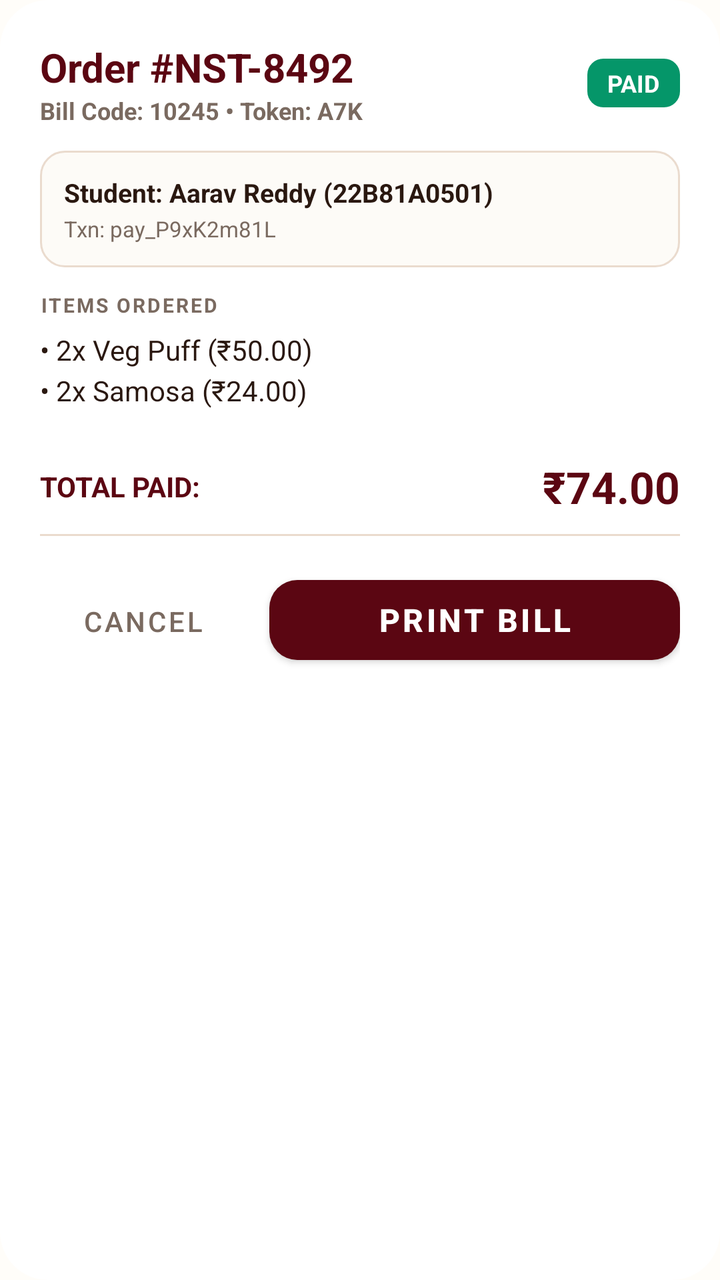
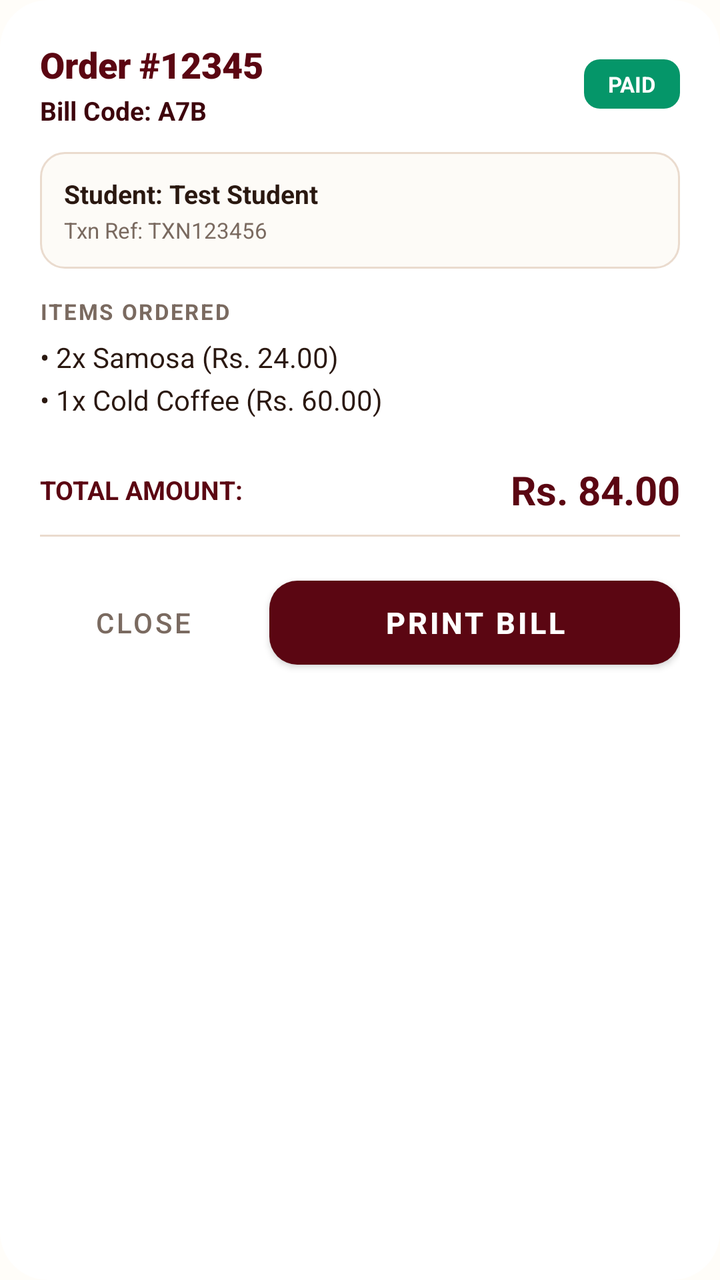

An Android layout rendered at two revisions. The XML below is the earlier revision; the diff shows what the commit changed to produce the second picture.
<!-- AndroidManifest.xml: application theme Theme.NestyPOS -->
<!-- res/layout/dialog_order_details.xml -->
<?xml version="1.0" encoding="utf-8"?>
<LinearLayout xmlns:android="http://schemas.android.com/apk/res/android"
    xmlns:app="http://schemas.android.com/apk/res-auto"
    android:layout_width="match_parent"
    android:layout_height="wrap_content"
    android:orientation="vertical"
    android:background="@drawable/bg_dialog_rounded"
    android:padding="20dp">

    
    <LinearLayout
        android:layout_width="match_parent"
        android:layout_height="wrap_content"
        android:orientation="horizontal"
        android:gravity="center_vertical"
        android:layout_marginBottom="12dp">

        <LinearLayout
            android:layout_width="0dp"
            android:layout_height="wrap_content"
            android:layout_weight="1"
            android:orientation="vertical">

            <TextView
                android:id="@+id/tvDialogOrderId"
                android:layout_width="wrap_content"
                android:layout_height="wrap_content"
                android:text="Order #NST-8492"
                android:textColor="@color/nesty_burgundy"
                android:textSize="20sp"
                android:textStyle="bold" />

            <TextView
                android:id="@+id/tvDialogBillCode"
                android:layout_width="wrap_content"
                android:layout_height="wrap_content"
                android:text="Bill Code: 10245 • Token: A7K"
                android:textColor="@color/nesty_text_secondary"
                android:textSize="12sp"
                android:textStyle="bold" />
        </LinearLayout>

        <TextView
            android:id="@+id/tvDialogPaymentBadge"
            android:layout_width="wrap_content"
            android:layout_height="wrap_content"
            android:text="PAID"
            android:textColor="@color/white"
            android:textStyle="bold"
            android:textSize="12sp"
            android:background="@drawable/bg_badge_paid"
            android:paddingStart="10dp"
            android:paddingEnd="10dp"
            android:paddingTop="4dp"
            android:paddingBottom="4dp" />
    </LinearLayout>

    
    <LinearLayout
        android:layout_width="match_parent"
        android:layout_height="wrap_content"
        android:orientation="vertical"
        android:background="@drawable/bg_card_cream"
        android:padding="12dp"
        android:layout_marginBottom="12dp">

        <TextView
            android:id="@+id/tvDialogStudentName"
            android:layout_width="wrap_content"
            android:layout_height="wrap_content"
            android:text="Student: Aarav Reddy (22B81A0501)"
            android:textColor="@color/nesty_text_primary"
            android:textSize="13sp"
            android:textStyle="bold" />

        <TextView
            android:id="@+id/tvDialogTxnId"
            android:layout_width="wrap_content"
            android:layout_height="wrap_content"
            android:text="Txn: pay_P9xK2m81L"
            android:textColor="@color/nesty_text_secondary"
            android:textSize="11sp"
            android:layout_marginTop="2dp" />
    </LinearLayout>

    
    <TextView
        android:layout_width="wrap_content"
        android:layout_height="wrap_content"
        android:text="ITEMS ORDERED"
        android:textColor="@color/nesty_text_secondary"
        android:textSize="10sp"
        android:textStyle="bold"
        android:letterSpacing="0.1"
        android:layout_marginBottom="6dp" />

    <TextView
        android:id="@+id/tvDialogItems"
        android:layout_width="match_parent"
        android:layout_height="wrap_content"
        android:text="• 2x Veg Puff (₹50.00)\n• 2x Samosa (₹24.00)"
        android:textColor="@color/nesty_text_primary"
        android:textSize="14sp"
        android:lineSpacingExtra="4dp"
        android:layout_marginBottom="14dp" />

    
    <LinearLayout
        android:layout_width="match_parent"
        android:layout_height="wrap_content"
        android:orientation="horizontal"
        android:gravity="center_vertical"
        android:paddingTop="10dp"
        android:paddingBottom="10dp"
        android:layout_marginBottom="16dp"
        android:background="@drawable/bg_divider_top">

        <TextView
            android:layout_width="0dp"
            android:layout_height="wrap_content"
            android:layout_weight="1"
            android:text="TOTAL PAID:"
            android:textColor="@color/nesty_burgundy"
            android:textSize="14sp"
            android:textStyle="bold" />

        <TextView
            android:id="@+id/tvDialogTotalAmount"
            android:layout_width="wrap_content"
            android:layout_height="wrap_content"
            android:text="₹74.00"
            android:textColor="@color/nesty_burgundy"
            android:textSize="22sp"
            android:textStyle="bold" />
    </LinearLayout>

    
    <LinearLayout
        android:layout_width="match_parent"
        android:layout_height="wrap_content"
        android:orientation="horizontal">

        <com.google.android.material.button.MaterialButton
            android:id="@+id/btnDialogCancel"
            android:layout_width="0dp"
            android:layout_height="52dp"
            android:layout_weight="1"
            android:text="Cancel"
            android:textColor="@color/nesty_text_secondary"
            style="@style/Widget.MaterialComponents.Button.TextButton"
            android:layout_marginEnd="6dp" />

        <com.google.android.material.button.MaterialButton
            android:id="@+id/btnDialogPrint"
            android:layout_width="0dp"
            android:layout_height="52dp"
            android:layout_weight="2"
            android:text="PRINT BILL"
            android:textColor="@color/white"
            android:textSize="16sp"
            android:textStyle="bold"
            app:backgroundTint="@color/nesty_burgundy"
            app:cornerRadius="14dp"
            android:layout_marginStart="6dp" />
    </LinearLayout>

</LinearLayout>
<!-- resources referenced by this layout -->
<resources>
  <color name="nesty_burgundy">#5B0612</color>
  <color name="nesty_text_primary">#2A1810</color>
  <color name="nesty_text_secondary">#7A6A60</color>
  <color name="white">#FFFFFF</color>
  <!-- drawable bg_badge_paid (drawable) -->
  <?xml version="1.0" encoding="utf-8"?>
  <shape xmlns:android="http://schemas.android.com/apk/res/android"
      android:shape="rectangle">
      <solid android:color="@color/nesty_success" />
      <corners android:radius="8dp" />
  </shape>
  <!-- drawable bg_card_cream (drawable) -->
  <?xml version="1.0" encoding="utf-8"?>
  <shape xmlns:android="http://schemas.android.com/apk/res/android"
      android:shape="rectangle">
      <solid android:color="@color/nesty_cream_surface" />
      <stroke android:width="1dp" android:color="@color/nesty_cream_border" />
      <corners android:radius="12dp" />
  </shape>
  <!-- drawable bg_dialog_rounded (drawable) -->
  <?xml version="1.0" encoding="utf-8"?>
  <shape xmlns:android="http://schemas.android.com/apk/res/android"
      android:shape="rectangle">
      <solid android:color="@color/white" />
      <corners android:radius="24dp" />
  </shape>
  <!-- drawable bg_divider_top (drawable) -->
  <?xml version="1.0" encoding="utf-8"?>
  <layer-list xmlns:android="http://schemas.android.com/apk/res/android">
      <item>
          <shape android:shape="rectangle">
              <solid android:color="@android:color/transparent" />
          </shape>
      </item>
      <item android:top="-2dp" android:left="-2dp" android:right="-2dp">
          <shape android:shape="rectangle">
              <stroke android:width="1dp" android:color="@color/nesty_cream_border" />
          </shape>
      </item>
  </layer-list>
  <style name="Theme.NestyPOS" parent="Theme.MaterialComponents.DayNight.NoActionBar">
          <item name="colorPrimary">@color/nesty_burgundy</item>
          <item name="colorPrimaryVariant">@color/nesty_burgundy_dark</item>
          <item name="colorOnPrimary">@color/white</item>
          <item name="colorSecondary">@color/nesty_gold</item>
          <item name="colorSecondaryVariant">@color/nesty_gold</item>
          <item name="colorOnSecondary">@color/nesty_burgundy_dark</item>
          <item name="android:statusBarColor">@color/nesty_burgundy_dark</item>
          <item name="android:windowBackground">@color/nesty_cream</item>
      </style>
  <color name="nesty_success">#059669</color>
  <color name="nesty_cream_surface">#FDFBF7</color>
  <color name="nesty_cream_border">#EADBCE</color>
  <color name="nesty_burgundy_dark">#3D040C</color>
  <color name="nesty_gold">#D4AF37</color>
  <color name="nesty_cream">#FFFDF9</color>
</resources>

<!-- the commit's change to res/layout/dialog_order_details.xml (unified diff, before → after) -->
@@ -3,6 +3,7 @@
     xmlns:app="http://schemas.android.com/apk/res-auto"
     android:layout_width="match_parent"
     android:layout_height="wrap_content"
+    android:minWidth="320dp"
     android:orientation="vertical"
     android:background="@drawable/bg_dialog_rounded"
     android:padding="20dp">
@@ -25,19 +26,21 @@
                 android:id="@+id/tvDialogOrderId"
                 android:layout_width="wrap_content"
                 android:layout_height="wrap_content"
-                android:text="Order #NST-8492"
+                android:text="Order #12345"
                 android:textColor="@color/nesty_burgundy"
-                android:textSize="20sp"
-                android:textStyle="bold" />
+                android:textSize="18sp"
+                android:textStyle="bold"
+                android:fontFamily="sans-serif-black" />
 
             <TextView
                 android:id="@+id/tvDialogBillCode"
                 android:layout_width="wrap_content"
                 android:layout_height="wrap_content"
-                android:text="Bill Code: 10245 • Token: A7K"
-                android:textColor="@color/nesty_text_secondary"
-                android:textSize="12sp"
-                android:textStyle="bold" />
+                android:text="Bill Code: A7B"
+                android:textColor="@color/nesty_burgundy_dark"
+                android:textSize="13sp"
+                android:textStyle="bold"
+                android:layout_marginTop="2dp" />
         </LinearLayout>
 
         <TextView
@@ -47,12 +50,12 @@
             android:text="PAID"
             android:textColor="@color/white"
             android:textStyle="bold"
-            android:textSize="12sp"
+            android:textSize="11sp"
             android:background="@drawable/bg_badge_paid"
-            android:paddingStart="10dp"
-            android:paddingEnd="10dp"
-            android:paddingTop="4dp"
-            android:paddingBottom="4dp" />
+            android:paddingStart="12dp"
+            android:paddingEnd="12dp"
+            android:paddingTop="5dp"
+            android:paddingBottom="5dp" />
     </LinearLayout>
 
     
@@ -62,13 +65,13 @@
         android:orientation="vertical"
         android:background="@drawable/bg_card_cream"
         android:padding="12dp"
-        android:layout_marginBottom="12dp">
+        android:layout_marginBottom="14dp">
 
         <TextView
             android:id="@+id/tvDialogStudentName"
             android:layout_width="wrap_content"
             android:layout_height="wrap_content"
-            android:text="Student: Aarav Reddy (22B81A0501)"
+            android:text="Student: Test Student"
             android:textColor="@color/nesty_text_primary"
             android:textSize="13sp"
             android:textStyle="bold" />
@@ -77,7 +80,7 @@
             android:id="@+id/tvDialogTxnId"
             android:layout_width="wrap_content"
             android:layout_height="wrap_content"
-            android:text="Txn: pay_P9xK2m81L"
+            android:text="Txn Ref: TXN123456"
             android:textColor="@color/nesty_text_secondary"
             android:textSize="11sp"
             android:layout_marginTop="2dp" />
@@ -89,20 +92,27 @@
         android:layout_height="wrap_content"
         android:text="ITEMS ORDERED"
         android:textColor="@color/nesty_text_secondary"
-        android:textSize="10sp"
+        android:textSize="11sp"
         android:textStyle="bold"
-        android:letterSpacing="0.1"
+        android:letterSpacing="0.08"
         android:layout_marginBottom="6dp" />
 
-    <TextView
-        android:id="@+id/tvDialogItems"
+    
+    <ScrollView
         android:layout_width="match_parent"
         android:layout_height="wrap_content"
-        android:text="• 2x Veg Puff (₹50.00)\n• 2x Samosa (₹24.00)"
-        android:textColor="@color/nesty_text_primary"
-        android:textSize="14sp"
-        android:lineSpacingExtra="4dp"
-        android:layout_marginBottom="14dp" />
+        android:maxHeight="160dp"
+        android:layout_marginBottom="12dp">
+
+        <TextView
+            android:id="@+id/tvDialogItems"
+            android:layout_width="match_parent"
+            android:layout_height="wrap_content"
+            android:text="• 2x Samosa (Rs. 24.00)\n• 1x Cold Coffee (Rs. 60.00)"
+            android:textColor="@color/nesty_text_primary"
+            android:textSize="14sp"
+            android:lineSpacingExtra="5dp" />
+    </ScrollView>
 
     
     <LinearLayout
@@ -119,18 +129,18 @@
             android:layout_width="0dp"
             android:layout_height="wrap_content"
             android:layout_weight="1"
-            android:text="TOTAL PAID:"
+            android:text="TOTAL AMOUNT:"
             android:textColor="@color/nesty_burgundy"
-            android:textSize="14sp"
+            android:textSize="13sp"
             android:textStyle="bold" />
 
         <TextView
             android:id="@+id/tvDialogTotalAmount"
             android:layout_width="wrap_content"
             android:layout_height="wrap_content"
-            android:text="₹74.00"
+            android:text="Rs. 84.00"
             android:textColor="@color/nesty_burgundy"
-            android:textSize="22sp"
+            android:textSize="20sp"
             android:textStyle="bold" />
     </LinearLayout>
 
@@ -138,30 +148,32 @@
     <LinearLayout
         android:layout_width="match_parent"
         android:layout_height="wrap_content"
-        android:orientation="horizontal">
+        android:orientation="horizontal"
+        android:gravity="center_vertical">
 
         <com.google.android.material.button.MaterialButton
             android:id="@+id/btnDialogCancel"
+            style="@style/Widget.MaterialComponents.Button.TextButton"
             android:layout_width="0dp"
             android:layout_height="52dp"
             android:layout_weight="1"
-            android:text="Cancel"
+            android:text="Close"
             android:textColor="@color/nesty_text_secondary"
-            style="@style/Widget.MaterialComponents.Button.TextButton"
-            android:layout_marginEnd="6dp" />
+            android:textSize="14sp"
+            android:layout_marginEnd="8dp" />
 
         <com.google.android.material.button.MaterialButton
             android:id="@+id/btnDialogPrint"
             android:layout_width="0dp"
-            android:layout_height="52dp"
+            android:layout_height="54dp"
             android:layout_weight="2"
             android:text="PRINT BILL"
             android:textColor="@color/white"
-            android:textSize="16sp"
+            android:textSize="15sp"
             android:textStyle="bold"
             app:backgroundTint="@color/nesty_burgundy"
             app:cornerRadius="14dp"
-            android:layout_marginStart="6dp" />
+            android:layout_marginStart="4dp" />
     </LinearLayout>
 
 </LinearLayout>
<!-- resource entries referenced after the edit -->
@@ -40,13 +40,21 @@
           </shape>
       </item>
   </layer-list>
-  <style name="Theme.NestyPOS" parent="Theme.MaterialComponents.DayNight.NoActionBar">
+  <style name="Theme.NestyPOS" parent="Theme.MaterialComponents.Light.NoActionBar">
           <item name="colorPrimary">@color/nesty_burgundy</item>
           <item name="colorPrimaryVariant">@color/nesty_burgundy_dark</item>
           <item name="colorOnPrimary">@color/white</item>
           <item name="colorSecondary">@color/nesty_gold</item>
           <item name="colorSecondaryVariant">@color/nesty_gold</item>
           <item name="colorOnSecondary">@color/nesty_burgundy_dark</item>
+  
+          
+          <item name="android:textColor">@color/nesty_text_primary</item>
+          <item name="android:textColorPrimary">@color/nesty_text_primary</item>
+          <item name="android:textColorSecondary">@color/nesty_text_secondary</item>
+          <item name="android:textColorHint">@color/nesty_text_secondary</item>
+          <item name="editTextColor">@color/nesty_text_primary</item>
+  
           <item name="android:statusBarColor">@color/nesty_burgundy_dark</item>
           <item name="android:windowBackground">@color/nesty_cream</item>
       </style>
